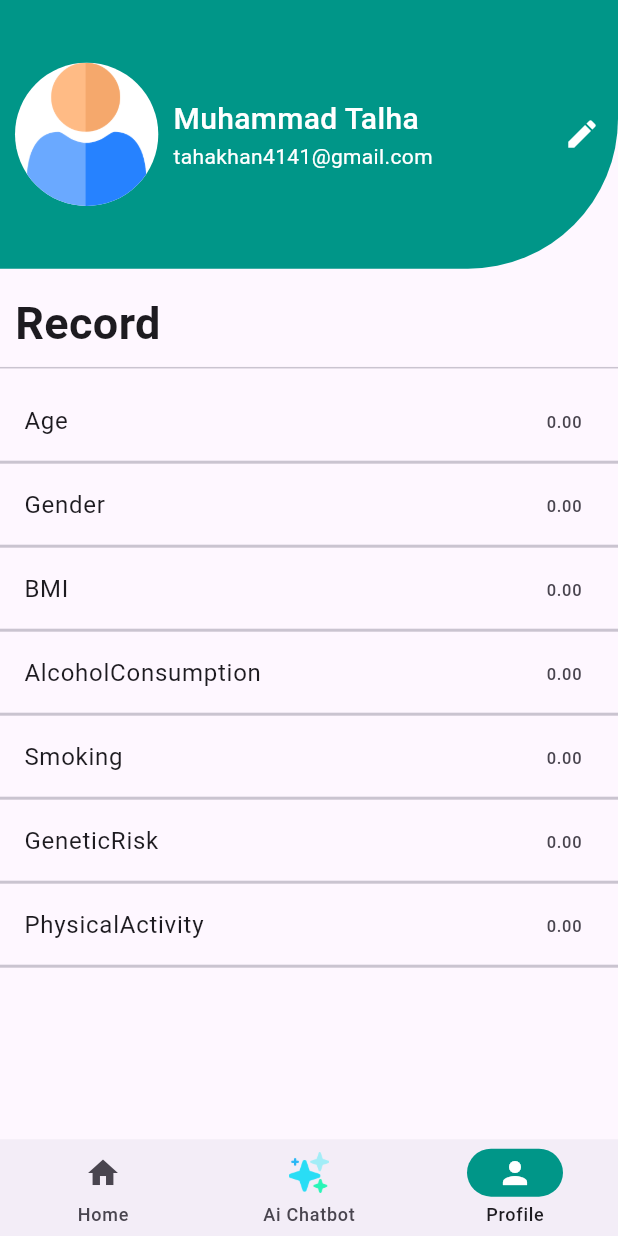
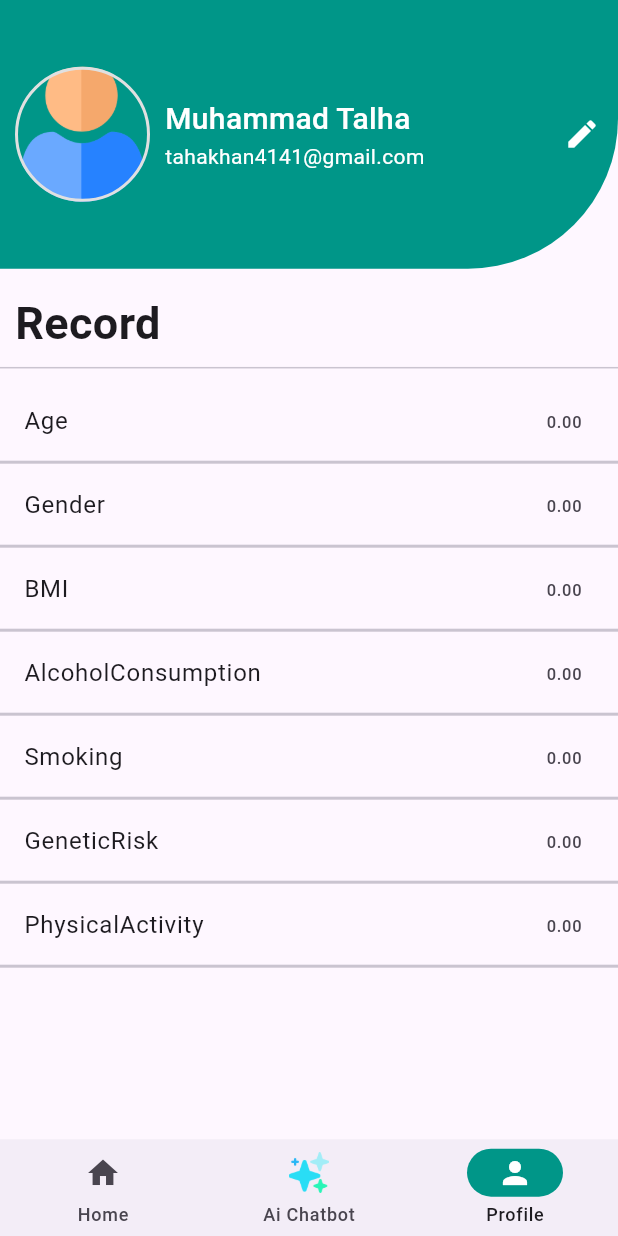
Before and after one commit to iam-talhaa/Liverify_disease_detection_App, a Flutter app: the screen it shows after launch, item 3 of the bottom bar chosen, on a phone screen of 412 x 824 dp. Run offline on Flutter 3.47's test engine with Material 3 defaults, Android fonts, the phone set to English and light mode, and no system bars; our stand-ins replace flutter_riverpod, flutter_screenutil, fluttertoast, google_generative_ai, image_picker, shared_preferences; missing offline and left inert: tflite_flutter; Roboto replaces fonts that are missing (PlayfairDisplay-VariableFont_wght).

Commit message:
Home Screen Updated

```diff
--- a/lib/screens/profile_screen/profile_screen.dart
+++ b/lib/screens/profile_screen/profile_screen.dart
@@ -1,6 +1,9 @@
+import 'dart:io';
+
 import 'package:flutter/material.dart';
 import 'package:flutter/services.dart';
 import 'package:flutter_screenutil/flutter_screenutil.dart';
+import 'package:image_picker/image_picker.dart';
 import 'package:liverify_disease_detection/custom_widgets/custom_button.dart';
 import 'package:liverify_disease_detection/res/my_colors.dart';
 
@@ -87,6 +90,19 @@ class _ProfileScreenState extends State<ProfileScreen> {
     );
   }
 
+  File? _selectedImage;
+
+  Future<void> _pickImage() async {
+    final picker = ImagePicker();
+    final pickedFile = await picker.pickImage(source: ImageSource.gallery);
+
+    if (pickedFile != null) {
+      setState(() {
+        _selectedImage = File(pickedFile.path);
+      });
+    }
+  }
+
   @override
   Widget build(BuildContext context) {
     void closeAppUsingSystemPop() {
@@ -119,10 +135,27 @@ class _ProfileScreenState extends State<ProfileScreen> {
                     children: [
                       Padding(
                         padding: const EdgeInsets.only(left: 10),
-                        child: CircleAvatar(
-                          backgroundColor: whiteColor,
-                          radius: 40.h,
-                          backgroundImage: const AssetImage('assets/user.png'),
+                        child: GestureDetector(
+                          onTap: _pickImage,
+                          child: Container(
+                            width: 90,
+                            height: 100,
+                            decoration: BoxDecoration(
+                              shape: BoxShape.circle,
+                              border: Border.all(
+                                color: Colors.grey.shade300,
+                                width: 2,
+                              ),
+                              image: DecorationImage(
+                                fit: BoxFit.cover,
+                                image:
+                                    _selectedImage != null
+                                        ? FileImage(_selectedImage!)
+                                        : const AssetImage('assets/user.png')
+                                            as ImageProvider,
+                              ),
+                            ),
+                          ),
                         ),
                       ),
                       const SizedBox(width: 10),
--- a/pubspec.yaml
+++ b/pubspec.yaml
@@ -41,6 +41,7 @@ dependencies:
   flutter_riverpod: ^2.6.1
   google_generative_ai: ^0.4.7
   image_picker: ^1.1.2
+
 
 dev_dependencies:
   flutter_test:
```
